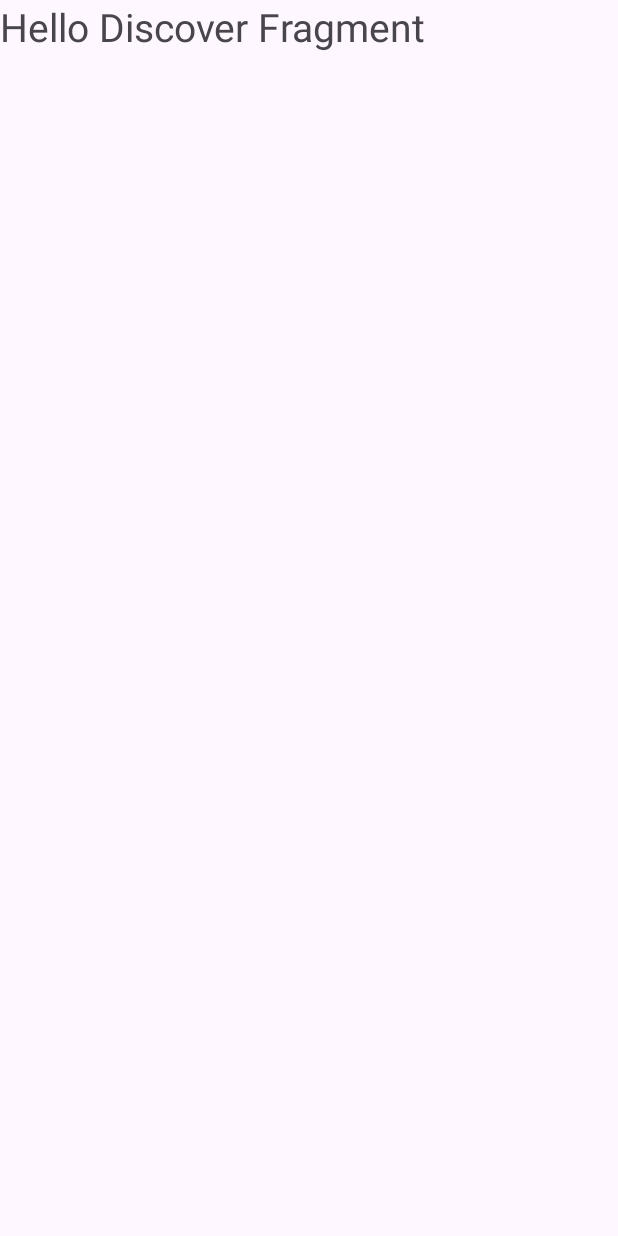
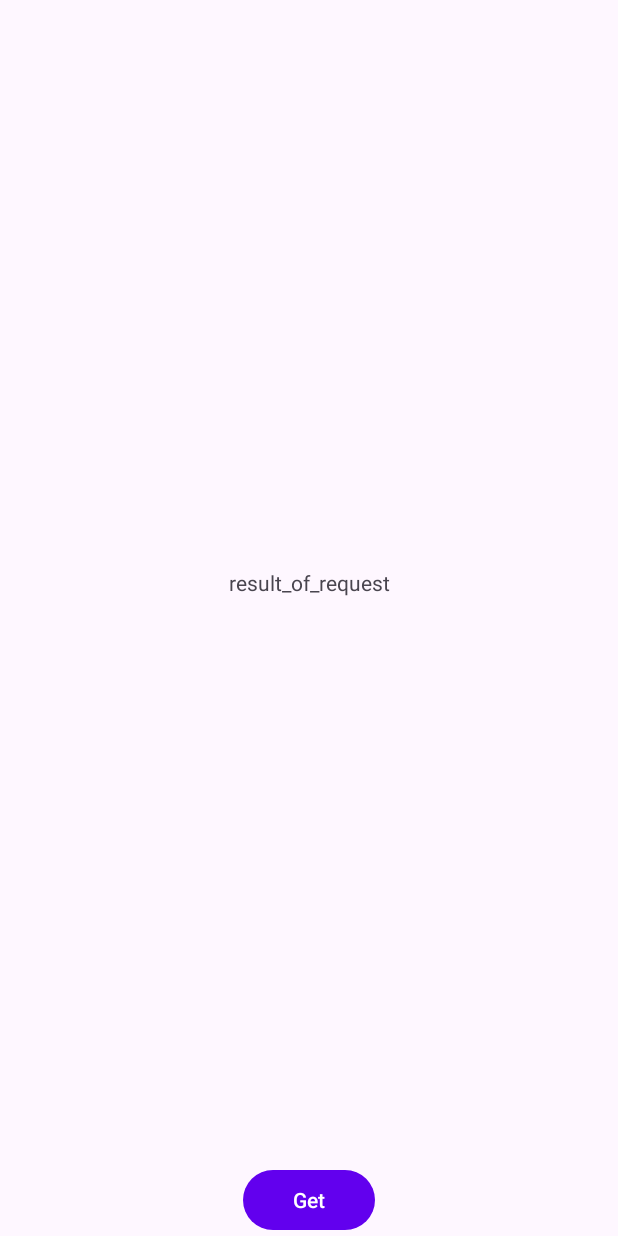
Before and after one commit to leonvsc/DrivioApp, an Android app: the fragment DiscoverFragment shown on its own in the app's theme, on a phone screen of 412 x 824 dp. Run offline under Robolectric (Android 15) with nearby library versions, the phone set to English and light mode, and no system bars.

Commit message:
Feat: Made the code for a Get request

```diff
--- a/app/src/main/java/nl/avans/drivioapp/DiscoverFragment.kt
+++ b/app/src/main/java/nl/avans/drivioapp/DiscoverFragment.kt
@@ -3,5 +3,5 @@ package nl.avans.drivioapp
 import androidx.fragment.app.Fragment
 
 class DiscoverFragment : Fragment(R.layout.fragment_discover) {
-
+    // TODO: Show result of request with viewbinding to the textview
 }
--- a/app/src/main/res/layout/fragment_discover.xml
+++ b/app/src/main/res/layout/fragment_discover.xml
@@ -1,16 +1,34 @@
 <?xml version="1.0" encoding="utf-8"?>
 <FrameLayout xmlns:android="http://schemas.android.com/apk/res/android"
+    xmlns:app="http://schemas.android.com/apk/res-auto"
     xmlns:tools="http://schemas.android.com/tools"
     android:layout_width="match_parent"
     android:layout_height="match_parent"
     tools:context=".DiscoverFragment">
 
-    <!-- TODO: Update blank fragment layout -->
-    <TextView
-        android:id="@+id/tvDiscoverFragment"
+    <androidx.constraintlayout.widget.ConstraintLayout
         android:layout_width="match_parent"
-        android:layout_height="match_parent"
-        android:text="Hello Discover Fragment"
-        android:textSize="26sp" />
+        android:layout_height="match_parent">
+
+        <TextView
+            android:id="@+id/result"
+            android:layout_width="wrap_content"
+            android:layout_height="wrap_content"
+            android:text="@string/result_of_request"
+            app:layout_constraintBottom_toTopOf="@+id/get_btn"
+            app:layout_constraintEnd_toEndOf="parent"
+            app:layout_constraintStart_toStartOf="parent"
+            app:layout_constraintTop_toTopOf="parent" />
+
+        <Button
+            android:id="@+id/get_btn"
+            android:layout_width="wrap_content"
+            android:layout_height="wrap_content"
+            android:text="Get"
+            app:layout_constraintBottom_toBottomOf="parent"
+            app:layout_constraintEnd_toEndOf="parent"
+            app:layout_constraintStart_toStartOf="parent" />
+
+    </androidx.constraintlayout.widget.ConstraintLayout>
 
 </FrameLayout>
--- a/app/src/main/res/values/strings.xml
+++ b/app/src/main/res/values/strings.xml
@@ -10,4 +10,5 @@
     <string name="profile">Profile</string>
     <!-- TODO: Remove or change this placeholder text -->
     <string name="hello_blank_fragment">Hello blank fragment</string>
+    <string name="result_of_request">result_of_request</string>
 </resources>
```
Also changed, not shown: app/build.gradle (+12 -0 lines), app/src/main/java/nl/avans/drivioapp/model/Advertisement.kt (added, +12 -0 lines), app/src/main/java/nl/avans/drivioapp/service/DrivioApiService.kt (added, +23 -0 lines), app/src/main/java/nl/avans/drivioapp/viewModel/AdvertisementViewModel.kt (added, +26 -0 lines).
